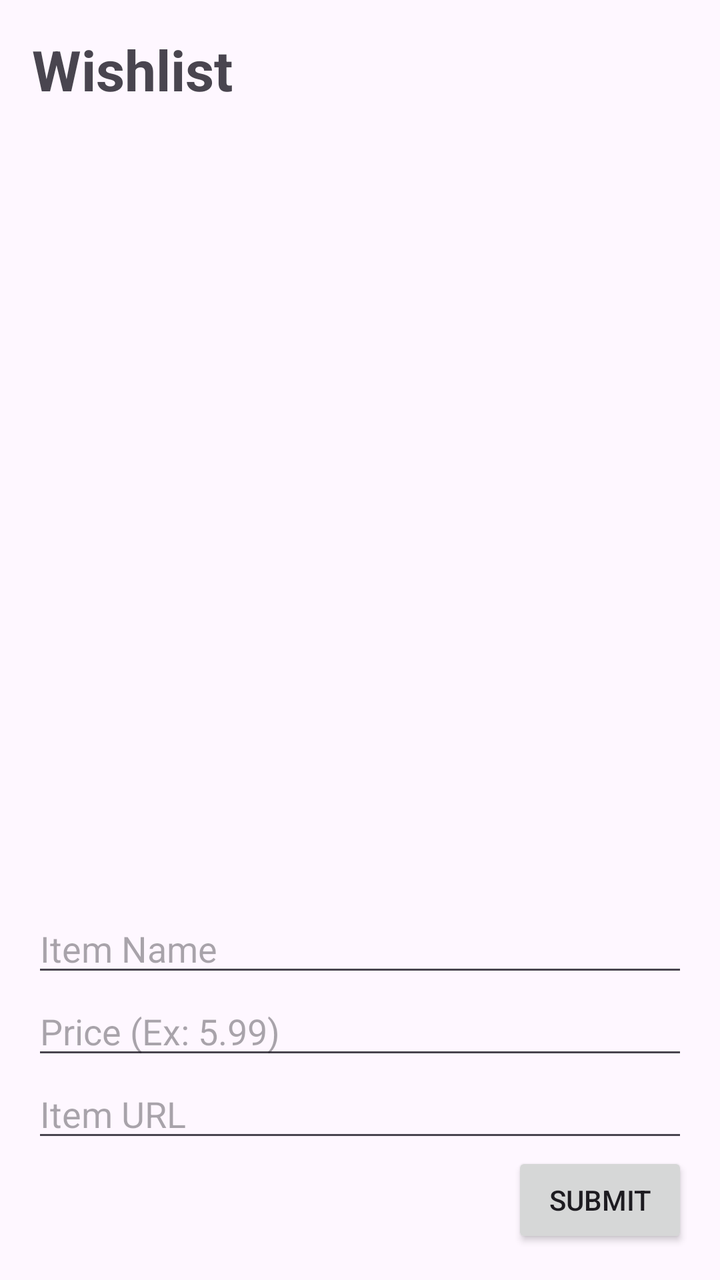
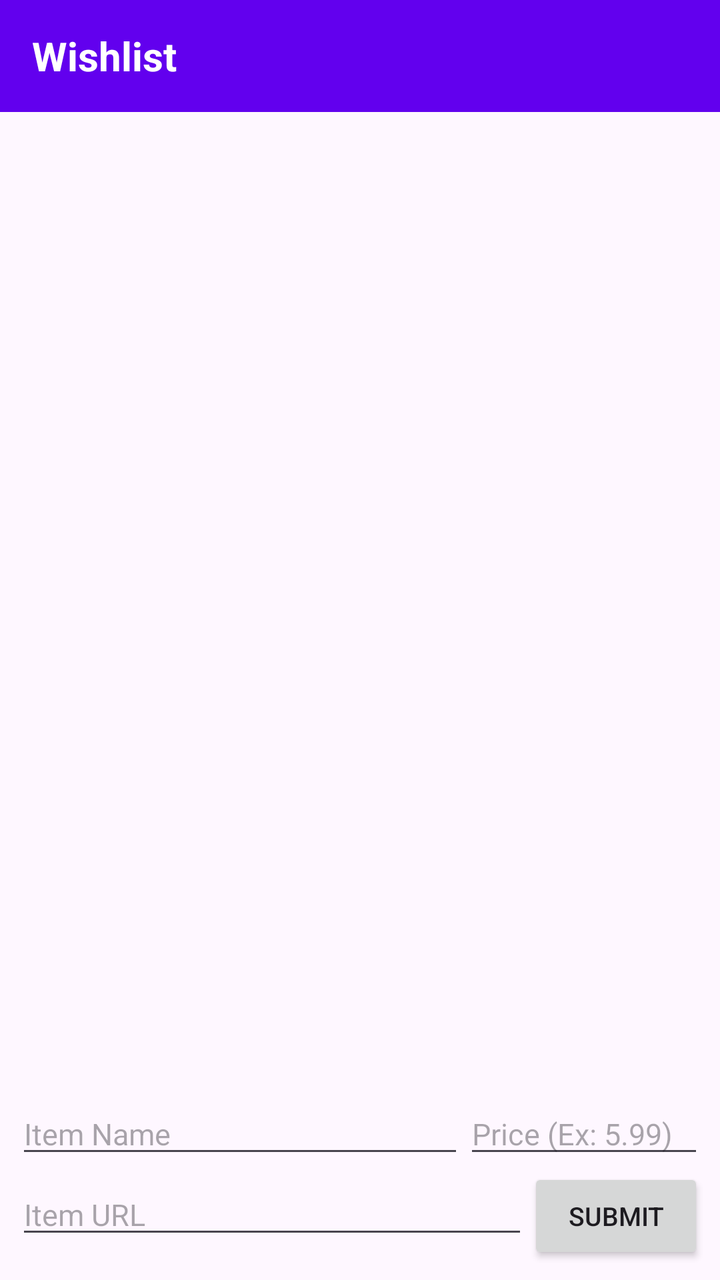

Before-and-after screenshots of an Android layout around one commit, followed by the original layout XML and the change that was made.
<!-- AndroidManifest.xml: application theme Theme.Wishlist -->
<!-- res/layout/activity_main.xml -->
<?xml version="1.0" encoding="utf-8"?>
<LinearLayout
    xmlns:android="http://schemas.android.com/apk/res/android"
    android:id="@+id/main"
    android:layout_width="match_parent"
    android:layout_height="match_parent"
    android:orientation="vertical"
    android:padding="16dp">

    <TextView
        android:layout_width="wrap_content"
        android:layout_height="wrap_content"
        android:text="Wishlist"
        android:textSize="28sp"
        android:textStyle="bold"
        android:layout_marginBottom="16dp" />

    <androidx.recyclerview.widget.RecyclerView
        android:id="@+id/wishlistRecyclerView"
        android:layout_width="match_parent"
        android:layout_height="0dp"
        android:layout_weight="1" />

    <EditText
        android:id="@+id/itemNameEditText"
        android:layout_width="match_parent"
        android:layout_height="wrap_content"
        android:hint="Item Name"
        android:inputType="text" />

    <EditText
        android:id="@+id/itemPriceEditText"
        android:layout_width="match_parent"
        android:layout_height="wrap_content"
        android:hint="Price (Ex: 5.99)"
        android:inputType="numberDecimal" />

    <EditText
        android:id="@+id/itemUrlEditText"
        android:layout_width="match_parent"
        android:layout_height="wrap_content"
        android:hint="Item URL"
        android:inputType="textUri" />

    <Button
        android:id="@+id/submitButton"
        android:layout_width="wrap_content"
        android:layout_height="wrap_content"
        android:layout_gravity="end"
        android:text="Submit" />

</LinearLayout>
<!-- resources referenced by this layout -->
<resources>
  <style name="Theme.Wishlist" parent="Base.Theme.Wishlist" />
  <style name="Base.Theme.Wishlist" parent="Theme.Material3.DayNight.NoActionBar">
          
          
      </style>
</resources>

<!-- the commit's change to res/layout/activity_main.xml (unified diff, before → after) -->
@@ -4,49 +4,84 @@
     android:id="@+id/main"
     android:layout_width="match_parent"
     android:layout_height="match_parent"
-    android:orientation="vertical"
-    android:padding="16dp">
+    android:orientation="vertical">
 
+    
     <TextView
-        android:layout_width="wrap_content"
-        android:layout_height="wrap_content"
+        android:layout_width="match_parent"
+        android:layout_height="56dp"
+        android:background="#6200EE"
+        android:gravity="center_vertical"
+        android:paddingStart="16dp"
         android:text="Wishlist"
-        android:textSize="28sp"
-        android:textStyle="bold"
-        android:layout_marginBottom="16dp" />
+        android:textColor="#FFFFFF"
+        android:textSize="20sp"
+        android:textStyle="bold" />
 
+    
     <androidx.recyclerview.widget.RecyclerView
         android:id="@+id/wishlistRecyclerView"
         android:layout_width="match_parent"
         android:layout_height="0dp"
-        android:layout_weight="1" />
+        android:layout_weight="1"
+        android:padding="8dp" />
 
-    <EditText
-        android:id="@+id/itemNameEditText"
+    
+    <LinearLayout
         android:layout_width="match_parent"
         android:layout_height="wrap_content"
-        android:hint="Item Name"
-        android:inputType="text" />
+        android:orientation="vertical"
+        android:padding="8dp">
 
-    <EditText
-        android:id="@+id/itemPriceEditText"
-        android:layout_width="match_parent"
-        android:layout_height="wrap_content"
-        android:hint="Price (Ex: 5.99)"
-        android:inputType="numberDecimal" />
+        
+        <LinearLayout
+            android:layout_width="match_parent"
+            android:layout_height="wrap_content"
+            android:orientation="horizontal">
 
-    <EditText
-        android:id="@+id/itemUrlEditText"
-        android:layout_width="match_parent"
-        android:layout_height="wrap_content"
-        android:hint="Item URL"
-        android:inputType="textUri" />
+            <EditText
+                android:id="@+id/itemNameEditText"
+                android:layout_width="0dp"
+                android:layout_height="wrap_content"
+                android:layout_weight="1"
+                android:hint="Item Name"
+                android:inputType="text"
+                android:textSize="15sp" />
 
-    <Button
-        android:id="@+id/submitButton"
-        android:layout_width="wrap_content"
-        android:layout_height="wrap_content"
-        android:layout_gravity="end"
-        android:text="Submit" />
+            <EditText
+                android:id="@+id/itemPriceEditText"
+                android:layout_width="120dp"
+                android:layout_height="wrap_content"
+                android:hint="Price (Ex: 5.99)"
+                android:inputType="numberDecimal"
+                android:textSize="15sp" />
+
+        </LinearLayout>
+
+        
+        <LinearLayout
+            android:layout_width="match_parent"
+            android:layout_height="wrap_content"
+            android:orientation="horizontal">
+
+            <EditText
+                android:id="@+id/itemUrlEditText"
+                android:layout_width="0dp"
+                android:layout_height="wrap_content"
+                android:layout_weight="1"
+                android:hint="Item URL"
+                android:inputType="textUri"
+                android:textSize="15sp" />
+
+            <Button
+                android:id="@+id/submitButton"
+                android:layout_width="wrap_content"
+                android:layout_height="wrap_content"
+                android:text="SUBMIT"
+                android:textSize="13sp" />
+
+        </LinearLayout>
+
+    </LinearLayout>
 
 </LinearLayout>
